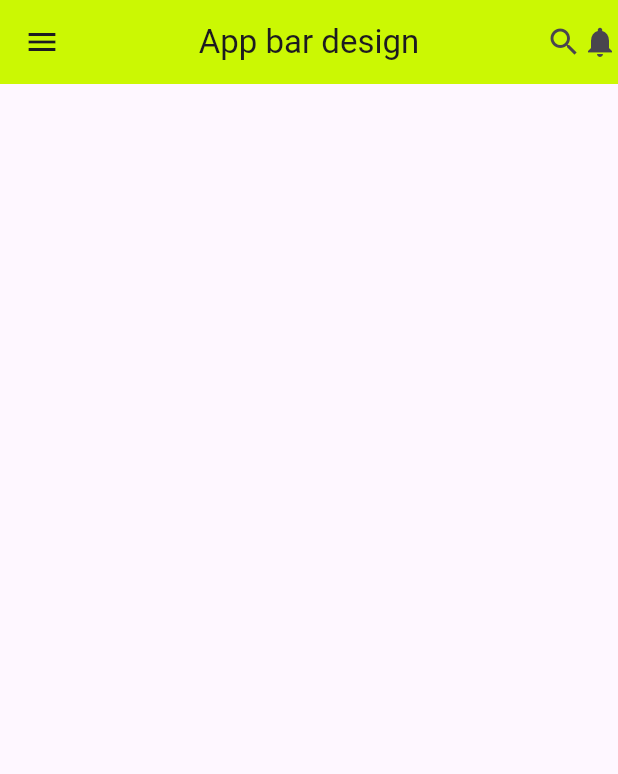
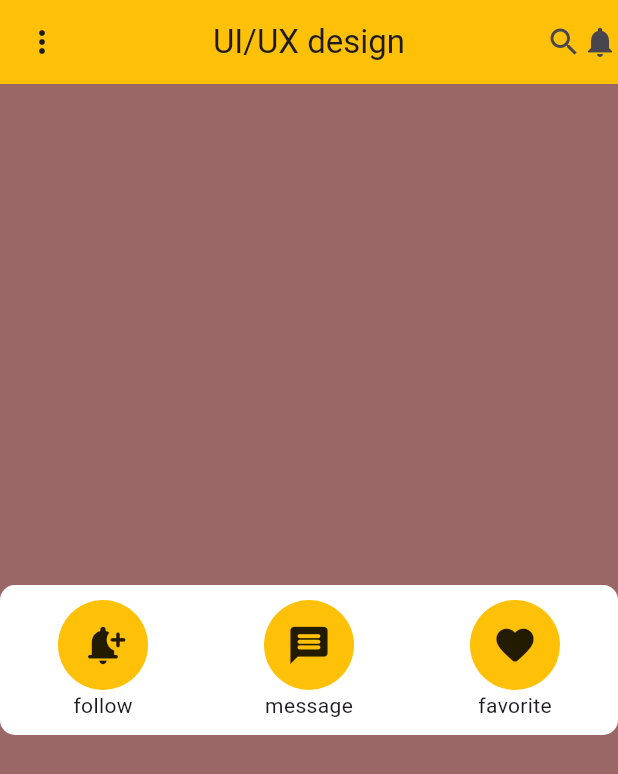
Before and after one commit to taiba-dev/appbar_desgin, a Flutter app: the screen it shows after launch, on a phone screen of 412 x 824 dp. Shown: the top 774 px of the screen. Run offline on Flutter 3.47's test engine with Material 3 defaults, Android fonts, the phone set to English and light mode, and no system bars.

Commit message:
first commit

```diff
--- a/lib/main.dart
+++ b/lib/main.dart
@@ -1,5 +1,12 @@
+import 'dart:ui';
+
+import 'package:flutter/animation.dart';
 import 'package:flutter/material.dart';
 import 'package:flutter/cupertino.dart';
+import 'package:flutter/painting.dart';
+import 'package:flutter/rendering.dart';
+import 'package:flutter/services.dart';
+import 'package:flutter/widgets.dart';
 
 void main() {
   runApp(const MyApp());
@@ -8,21 +15,20 @@ void main() {
 class MyApp extends StatelessWidget {
   const MyApp({super.key});
 
-
   @override
   Widget build(BuildContext context) {
     return MaterialApp(
         debugShowCheckedModeBanner: false,
         title: 'Flutter Demo',
         theme: ThemeData(
-
           colorScheme: ColorScheme.fromSeed(seedColor: Colors.deepPurple),
           useMaterial3: true,
         ),
-      home:const _screen1()
-    );
+        home: const _screen1());
   }
-}class _screen1 extends StatefulWidget {
+}
+
+class _screen1 extends StatefulWidget {
   const _screen1({super.key});
 
   @override
@@ -32,19 +38,88 @@ class MyApp extends StatelessWidget {
 class __screen1State extends State<_screen1> {
   @override
   Widget build(BuildContext context) {
-    return  Scaffold(
-      appBar:AppBar(backgroundColor:Color.fromARGB(255, 203, 248, 3),
-
-      title: Text(("App bar design")),
+    return Scaffold(
+      appBar: AppBar(
+        backgroundColor: Colors.amber,
+        title: Text(("UI/UX design")),
         centerTitle: true,
-      leading:Icon(Icons.menu),
-      actions: [Icon(Icons.search),
-      Icon(Icons.notifications)],
-
+        leading: Icon(Icons.more_vert),
+        actions: [Icon(Icons.search), Icon(Icons.notifications)],
+      ),
+      backgroundColor: Color.fromARGB(255, 155, 102, 102),
+      body: Column(
+        mainAxisAlignment: MainAxisAlignment.center,
+        crossAxisAlignment: CrossAxisAlignment.center,
+        children: [
+          Container(
+            decoration: const BoxDecoration(
+                color: Colors.white,
+                borderRadius: BorderRadius.all(Radius.circular(10))),
+            height: 100,
+            width: 500,
+            child: Row(
+              mainAxisAlignment: MainAxisAlignment.spaceAround,
+              children: [
+                //column1
+                Column(
+                  mainAxisAlignment: MainAxisAlignment.center,
+                  children: [
+                    Container(
+                      height: 60,
+                      width: 60,
+                      decoration: BoxDecoration(
+                        color: Colors.amber,
+                        borderRadius: BorderRadius.circular(95),
+                      ),
+                      child: Icon(
+                        Icons.notification_add_rounded,
+                        size: 30,
+                      ),
+                    ),
+                    const Text("follow"),
+                  ],
+                ),
+                Column(
+                  mainAxisAlignment: MainAxisAlignment.center,
+                  children: [
+                    Container(
+                      height: 60,
+                      width: 60,
+                      decoration: BoxDecoration(
+                        color: Colors.amber,
+                        borderRadius: BorderRadius.circular(95),
+                      ),
+                      child: Icon(
+                        Icons.message_rounded,
+                        size: 30,
+                      ),
+                    ),
+                    const Text("message"),
+                  ],
+                ),
+                Column(
+                  mainAxisAlignment: MainAxisAlignment.center,
+                  children: [
+                    Container(
+                      height: 60,
+                      width: 60,
+                      decoration: BoxDecoration(
+                        color: Colors.amber,
+                        borderRadius: BorderRadius.circular(95),
+                      ),
+                      child: Icon(
+                        Icons.favorite_rounded,
+                        size: 30,
+                      ),
+                    ),
+                    Text("favorite"),
+                  ],
+                ),
+              ],
+            ),
           )
-
-
-
+        ],
+      ),
     );
   }
 }
```
Lines whose indentation alone changed are shown as unchanged.
